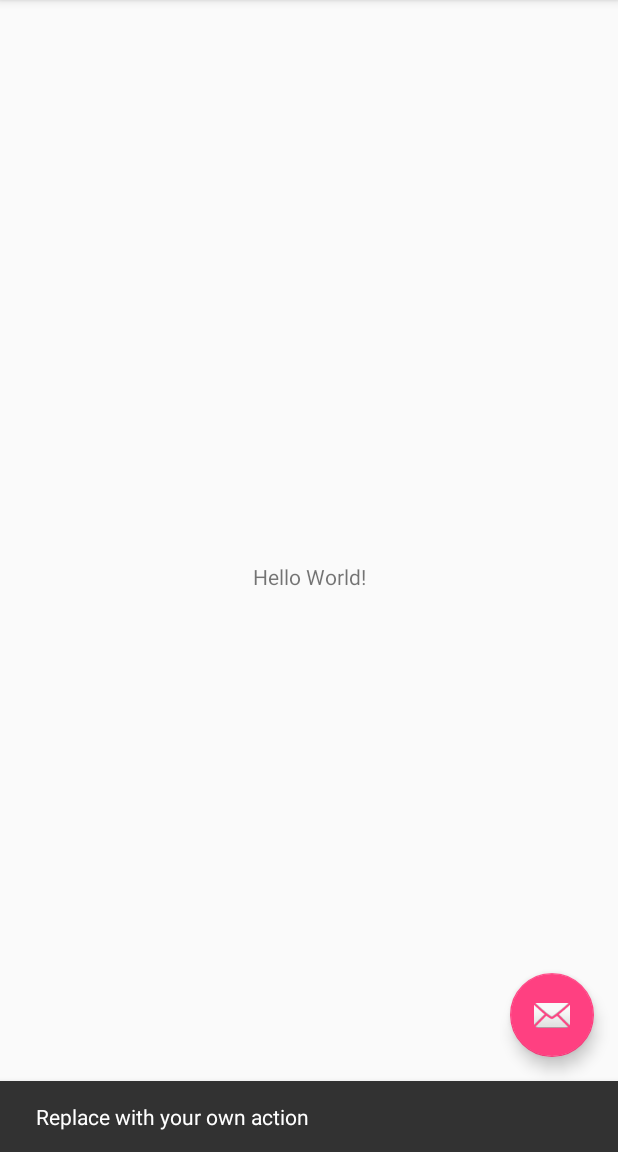
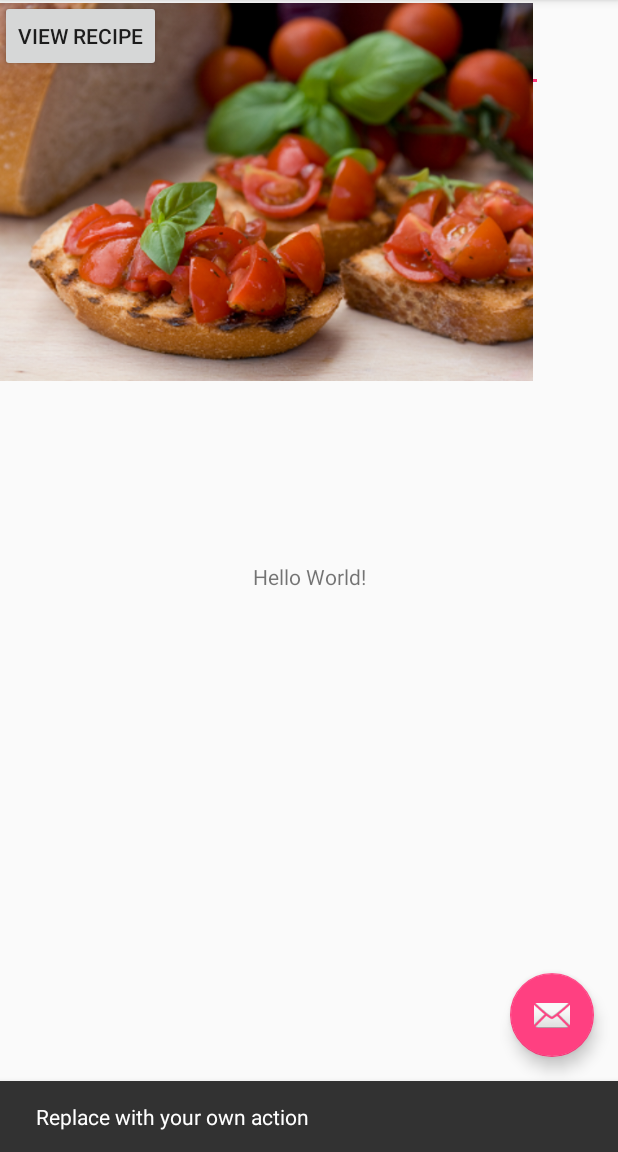
Before and after one commit to joharlinvargas/570-practice-final-1, an Android app: the screen it shows after launch (MainActivity), after a tap on an icon or button, on a phone screen of 412 x 824 dp, the part 84-1236 px from its top. Run offline under Robolectric (Android 15) with nearby library versions, the phone set to English and light mode, and no system bars.

Commit message:
end of class

```diff
--- a/HealthyRecipes/app/src/main/AndroidManifest.xml
+++ b/HealthyRecipes/app/src/main/AndroidManifest.xml
@@ -19,6 +19,7 @@
                 <category android:name="android.intent.category.LAUNCHER" />
             </intent-filter>
         </activity>
+        <activity android:name=".Recipe"></activity>
     </application>
 
 </manifest>
--- a/HealthyRecipes/app/src/main/res/layout/content_main.xml
+++ b/HealthyRecipes/app/src/main/res/layout/content_main.xml
@@ -17,4 +17,35 @@
         app:layout_constraintRight_toRightOf="parent"
         app:layout_constraintTop_toTopOf="parent" />
 
+    <EditText
+        android:id="@+id/editText"
+        android:layout_width="362dp"
+        android:layout_height="61dp"
+        android:ems="10"
+        android:inputType="textPersonName"
+        android:text="@string/txtTitle"
+        android:textSize="36sp"
+        android:textStyle="bold"
+        tools:layout_editor_absoluteX="24dp"
+        tools:layout_editor_absoluteY="33dp"
+        tools:textAlignment="center" />
+
+    <ImageView
+        android:id="@+id/imgRecipe"
+        android:layout_width="355dp"
+        android:layout_height="256dp"
+        android:contentDescription="@string/description"
+        app:srcCompat="@drawable/bruschetta"
+        tools:layout_editor_absoluteX="28dp"
+        tools:layout_editor_absoluteY="106dp" />
+
+    <Button
+        android:id="@+id/btnRecipe"
+        android:layout_width="wrap_content"
+        android:layout_height="wrap_content"
+        android:text="@string/btnRecipe"
+        tools:layout_editor_absoluteX="86dp"
+        tools:layout_editor_absoluteY="452dp"
+        tools:textSize="36sp" />
+
 </android.support.constraint.ConstraintLayout>
```
Also changed, not shown: HealthyRecipes/app/src/main/java/net/androidbootcamp/healthyrecipes/Recipe.java (added, +13 -0 lines), HealthyRecipes/app/src/main/res/layout/activity_recipe.xml (added, +58 -0 lines), HealthyRecipes/app/src/main/res/layout/rect_activity_recipe.xml (added, +15 -0 lines), HealthyRecipes/app/src/main/res/layout/round_activity_recipe.xml (added, +16 -0 lines), HealthyRecipes/app/src/main/res/values/strings.xml (+12 -0 lines), HealthyRecipes/app/src/main/res/drawable/bruschetta.png (added).
